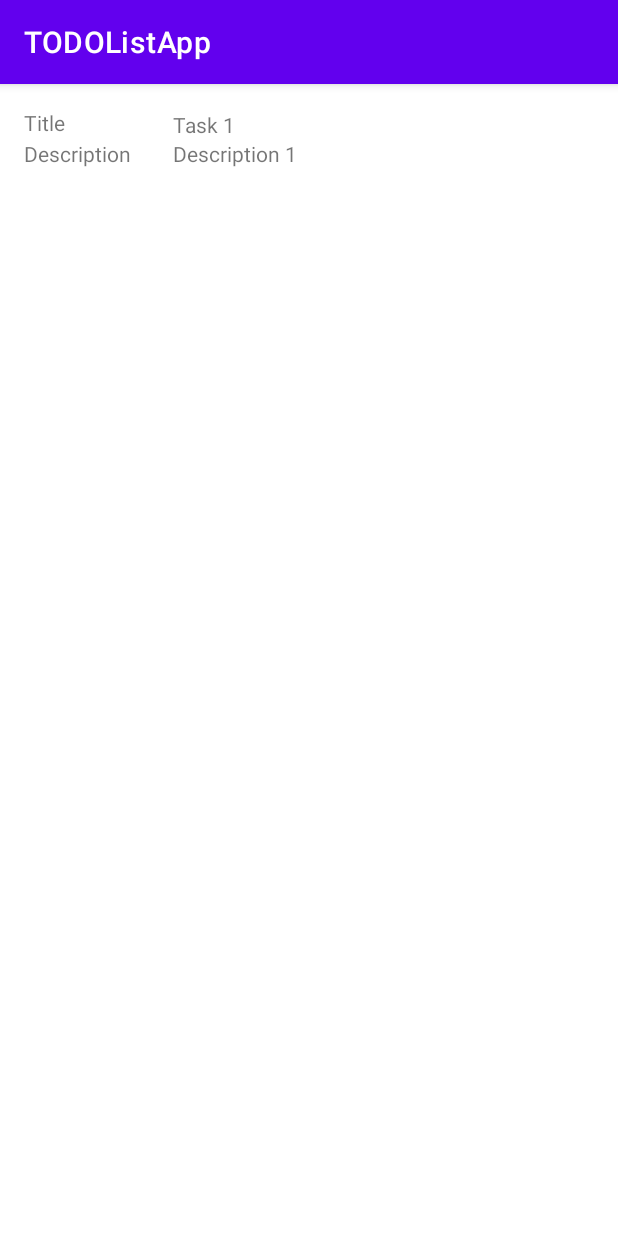
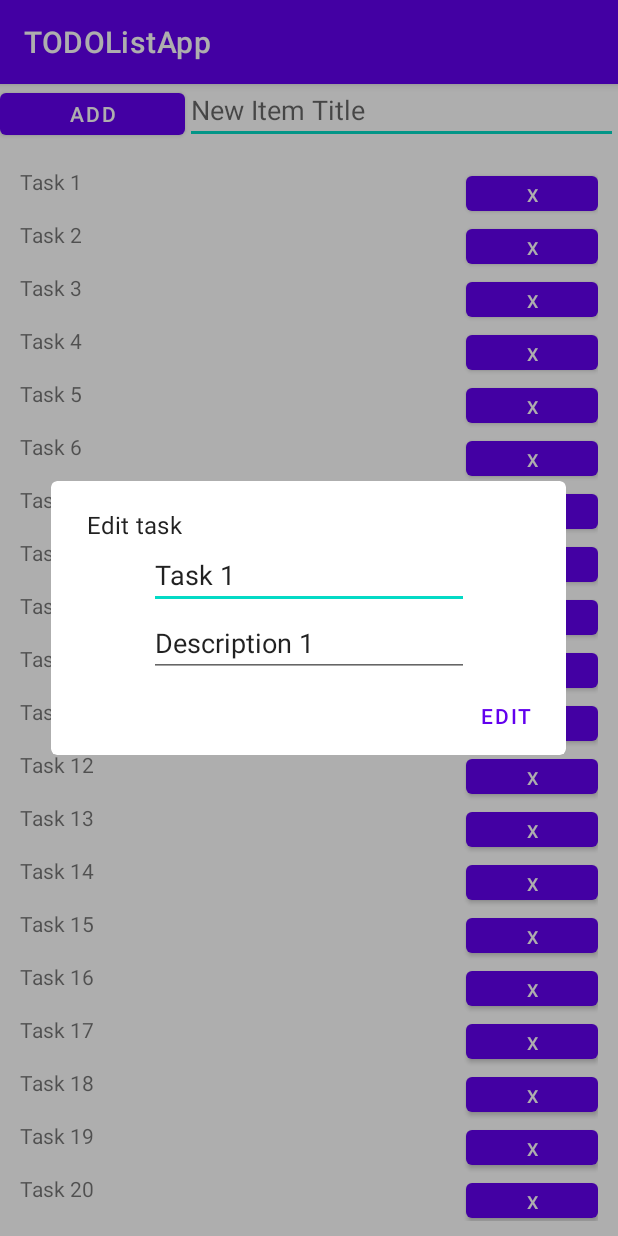
Before and after one commit to grandel/TODOListApp, an Android app: the screen it shows after launch (EditItemActivity before the commit, MainActivity after it), after a tap on an icon or button, on a phone screen of 412 x 824 dp. Run offline under Robolectric (Android 15) with nearby library versions, the phone set to English and light mode, and no system bars.

Commit message:
added functionality of editing item from recycling list, added snackbar with undo remove

```diff
--- a/app/build.gradle
+++ b/app/build.gradle
@@ -1,15 +1,16 @@
 plugins {
     id 'com.android.application'
     id 'org.jetbrains.kotlin.android'
+    id 'kotlin-android-extensions'
 }
 
 android {
-    compileSdk 32
+    compileSdk 31
 
     defaultConfig {
         applicationId "com.raq.todolistapp"
         minSdk 23
-        targetSdk 32
+        targetSdk 31
         versionCode 1
         versionName "1.0"
 
--- a/app/src/main/java/com/raq/todolistapp/CustomAdapter.kt
+++ b/app/src/main/java/com/raq/todolistapp/CustomAdapter.kt
@@ -14,7 +14,8 @@ class CustomAdapter(
     private val itemClickListener: OnItemClickListener
 ) : RecyclerView.Adapter<CustomAdapter.ViewHolder>() {
     private var taskList: ArrayList<Task> = ArrayList<Task>()
-    private val TAG = this.javaClass.simpleName
+    private val TAG = this::class.simpleName
+
     fun deleteTask(task: Task, position: Int) {
         Log.d(this.javaClass.simpleName, "removed task")
         taskList.remove(task)
@@ -26,7 +27,10 @@ class CustomAdapter(
         Log.d(TAG, "added task")
         taskList.add(position, task)
         this.notifyItemInserted(position)
+
     }
+
+
 
     init {
         taskList = tasks
@@ -62,4 +66,11 @@ class CustomAdapter(
     override fun getItemCount(): Int {
         return taskList.size
     }
+
+    fun editTask(task: Task, position: Int, title: String, description: String) {
+        task.title = title
+        task.description = description
+        taskList[position] = task
+        this.notifyItemChanged(position)
+    }
 }
--- a/app/src/main/java/com/raq/todolistapp/EditItemActivity.kt
+++ b/app/src/main/java/com/raq/todolistapp/EditItemActivity.kt
@@ -3,6 +3,7 @@ package com.raq.todolistapp
 import androidx.appcompat.app.AppCompatActivity
 import android.os.Bundle
 import android.widget.TextView
+import com.google.android.material.dialog.MaterialDialogs
 
 class EditItemActivity : AppCompatActivity() {
 
@@ -10,8 +11,8 @@ class EditItemActivity : AppCompatActivity() {
         super.onCreate(savedInstanceState)
         setContentView(R.layout.activity_edit_item)
 
-        var editItemTitle = findViewById<TextView>(R.id.editItemTitle)
-        var editItemDescription = findViewById<TextView>(R.id.editItemDescription)
+        val editItemTitle = findViewById<TextView>(R.id.editItemTitle)
+        val editItemDescription = findViewById<TextView>(R.id.editItemDescription)
         editItemTitle.text = intent.extras?.getString(TITLE)
         editItemDescription.text = intent.extras?.getString(DESCRIPTION)
     }
--- a/app/src/main/java/com/raq/todolistapp/MainActivity.kt
+++ b/app/src/main/java/com/raq/todolistapp/MainActivity.kt
@@ -1,6 +1,5 @@
 package com.raq.todolistapp
 
-import android.content.Intent
 import android.os.Bundle
 import android.util.Log
 import android.widget.Button
@@ -9,12 +8,20 @@ import android.widget.Toast
 import androidx.appcompat.app.AppCompatActivity
 import androidx.recyclerview.widget.LinearLayoutManager
 import androidx.recyclerview.widget.RecyclerView
+import com.google.android.material.snackbar.Snackbar
+import com.raq.todolistapp.dialogs.EditTaskDialog
 import com.raq.todolistapp.interfaces.OnItemClickListener
+import kotlinx.android.synthetic.main.activity_main.*
 
 class MainActivity : AppCompatActivity(), OnItemClickListener {
 
+
+    lateinit var customAdapter: CustomAdapter
+    lateinit var layoutManager: LinearLayoutManager
+
     override fun onCreate(savedInstanceState: Bundle?) {
         super.onCreate(savedInstanceState)
+
         setContentView(R.layout.activity_main)
 
         val addTaskButton = findViewById<Button>(R.id.addTaskButton)
@@ -26,10 +33,11 @@ class MainActivity : AppCompatActivity(), OnItemClickListener {
         for (i in 1..100) {
             taskList.add(Task("Task $i", "Description $i"))
         }
-        val customAdapter = CustomAdapter(taskList, this)
+        customAdapter = CustomAdapter(taskList, this)
+        layoutManager = LinearLayoutManager(this)
 
         recyclerView.adapter = customAdapter
-        recyclerView.layoutManager = LinearLayoutManager(this)
+        recyclerView.layoutManager = layoutManager
 
     }
 
@@ -37,39 +45,36 @@ class MainActivity : AppCompatActivity(), OnItemClickListener {
         Log.d(this@MainActivity.toString(), "item clicked")
 
         Toast.makeText(this, "Clicked item ${task.title}", Toast.LENGTH_LONG).show()
-        startActivity(createIntentForEditItemActivity(task))
+        EditTaskDialog.show(this, task) { title, description ->
+            customAdapter.editTask(task, position, title, description)
+        }
     }
-
-    fun createIntentForEditItemActivity(task: Task): Intent {
-        var intent: Intent = Intent(this, EditItemActivity::class.java)
-        intent.putExtra(EditItemActivity.TITLE, task.title)
-        intent.putExtra(EditItemActivity.DESCRIPTION, task.description)
-        return intent
-    }
-
 
     override fun onItemButtonClicked(task: Task, position: Int) {
         Log.d(this@MainActivity.toString(), "item button clicked")
-        val adapter = getRecyclerView().adapter as CustomAdapter
+        val adapter = recyclerView.adapter as CustomAdapter
+
+        val lastDeletedTask = task
+        val lastDeletedTaskPosition = position
+
         adapter.deleteTask(task, position)
+        Snackbar.make(root, "SnackBar", Snackbar.LENGTH_LONG).setAction("Undo") {
+            addTask(task, position)
+        }.show()
+
     }
 
-    private fun getRecyclerView(): RecyclerView {
-        return findViewById<RecyclerView>(R.id.recyclerView)
+    private fun addTask(task:Task, position:Int)
+    {
+        customAdapter.addTask(task, position)
+        recyclerView.smoothScrollToPosition(position)
     }
 
     private fun addTask() {
-        val adapter = getRecyclerView().adapter as CustomAdapter
         val editText = findViewById<EditText>(R.id.newItemTitle)
-        var text: String = editText.text.toString()
+        val text: String = editText.text.toString()
         if (text.isNotEmpty()) {
-            adapter.addTask(Task(text, ""), 0)
+            customAdapter.addTask(Task(text, ""), 0)
         }
     }
-
-    fun notifyAdapter(position: Int) {
-        val recyclerView = getRecyclerView()
-        recyclerView.adapter?.notifyItemChanged(position)
-    }
-
 }
--- /dev/null
+++ b/app/src/main/java/com/raq/todolistapp/dialogs/EditTaskDialog.kt
@@ -0,0 +1,32 @@
+package com.raq.todolistapp.dialogs
+
+import android.content.Context
+import android.view.LayoutInflater
+import com.google.android.material.dialog.MaterialAlertDialogBuilder
+import com.raq.todolistapp.R
+import com.raq.todolistapp.Task
+import kotlinx.android.synthetic.main.edit_task_dialog.view.*
+
+class EditTaskDialog {
+    companion object {
+
+        fun show(
+            context: Context,
+            task: Task,
+            onSuccess: (title: String, description: String) -> Unit
+        ) {
+            val view = LayoutInflater.from(context).inflate(R.layout.edit_task_dialog, null)
+            view.editTextTaskTitle.setText(task.title)
+            view.editTextTaskDescription.setText(task.description)
+
+            MaterialAlertDialogBuilder(context)
+                .setTitle("Edit task").setView(view)
+                .setPositiveButton("Edit") { dialog, which ->
+                    val title = view.editTextTaskTitle.text.toString()
+                    val description = view.editTextTaskDescription.text.toString()
+                    onSuccess(title, description)
+                }.show()
+        }
+
+    }
+}
--- a/app/src/main/res/layout/activity_main.xml
+++ b/app/src/main/res/layout/activity_main.xml
@@ -4,7 +4,8 @@
     xmlns:tools="http://schemas.android.com/tools"
     android:layout_width="match_parent"
     android:layout_height="match_parent"
-    tools:context=".MainActivity">
+    tools:context=".MainActivity"
+    android:id="@+id/root">
 
     <LinearLayout
         android:id="@+id/linearLayout"
@@ -41,6 +42,7 @@
             android:layout_marginTop="5dp"
             android:padding="10dp"
             tools:layout_editor_absoluteX="1dp"
-            tools:layout_editor_absoluteY="1dp" />
+            tools:layout_editor_absoluteY="1dp"
+            tools:listitem="@layout/text_row_item"/>
     </LinearLayout>
 </androidx.constraintlayout.widget.ConstraintLayout>
--- /dev/null
+++ b/app/src/main/res/layout/edit_task_dialog.xml
@@ -0,0 +1,29 @@
+<?xml version="1.0" encoding="utf-8"?>
+<androidx.constraintlayout.widget.ConstraintLayout xmlns:android="http://schemas.android.com/apk/res/android"
+    xmlns:app="http://schemas.android.com/apk/res-auto"
+    xmlns:tools="http://schemas.android.com/tools"
+    android:layout_width="match_parent"
+    android:layout_height="match_parent">
+
+    <EditText
+        android:id="@+id/editTextTaskTitle"
+        android:layout_width="wrap_content"
+        android:layout_height="wrap_content"
+        android:ems="10"
+        android:inputType="textPersonName"
+        app:layout_constraintEnd_toEndOf="parent"
+        app:layout_constraintStart_toStartOf="parent"
+        app:layout_constraintTop_toTopOf="parent"
+        tools:text="Title" />
+
+    <EditText
+        android:id="@+id/editTextTaskDescription"
+        android:layout_width="wrap_content"
+        android:layout_height="wrap_content"
+        android:ems="10"
+        android:inputType="textPersonName"
+        app:layout_constraintEnd_toEndOf="parent"
+        app:layout_constraintStart_toStartOf="parent"
+        app:layout_constraintTop_toBottomOf="@+id/editTextTaskTitle"
+        tools:text="Description" />
+</androidx.constraintlayout.widget.ConstraintLayout>
```
Also changed, not shown: app/src/main/java/com/raq/todolistapp/EditItemBundle.kt (added, +8 -0 lines).
